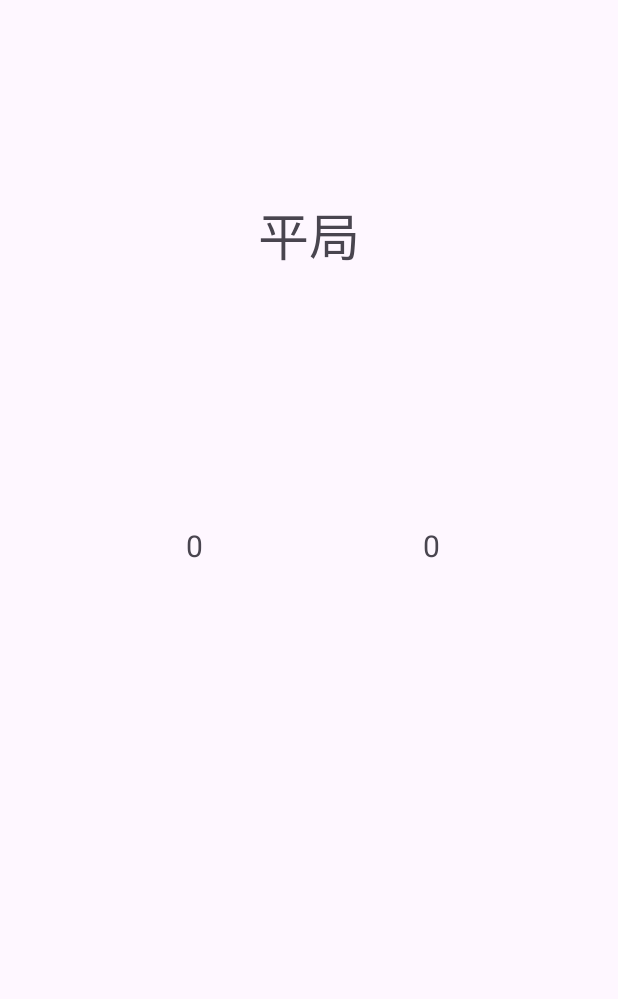
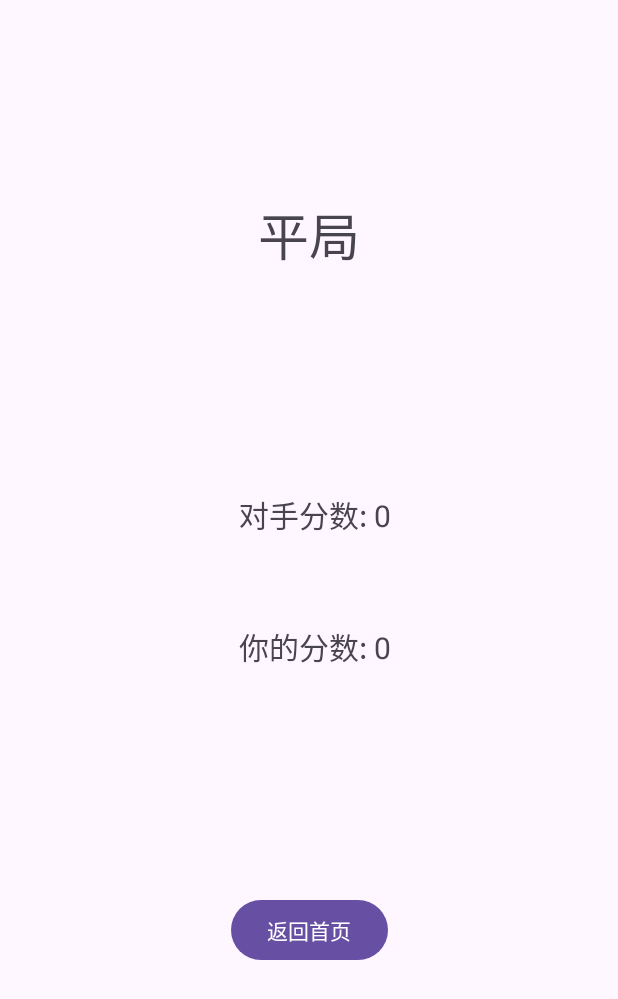
Before and after one commit to Lau-pq/AircraftWar-Android, an Android app: the EndActivity screen opened directly, with no data from a screen before it, on a phone screen of 412 x 824 dp. Before the commit the part shown is almost empty. Shown: the top 999 px of the screen. Run offline under Robolectric (Android 15) with nearby library versions, the phone set to English and light mode, and no system bars.

Commit message:
fix: 修复了页面跳转的bug

```diff
--- a/app/src/main/java/com/example/aircraftwar2024/activity/EndActivity.java
+++ b/app/src/main/java/com/example/aircraftwar2024/activity/EndActivity.java
@@ -1,6 +1,7 @@
 package com.example.aircraftwar2024.activity;
 
 import android.os.Bundle;
+import android.widget.Button;
 import android.widget.TextView;
 
 import androidx.annotation.Nullable;
@@ -19,6 +20,7 @@ public class EndActivity extends AppCompatActivity {
     protected void onCreate(@Nullable Bundle savedInstanceState) {
         super.onCreate(savedInstanceState);
         setContentView(R.layout.activity_end);
+        ActivityManager.addActivity(this);
 
         resultText = findViewById(R.id.result);
         myScoreText = findViewById(R.id.my_score);
@@ -33,8 +35,18 @@ public class EndActivity extends AppCompatActivity {
         else result = "惜败";
 
         resultText.setText(result);
-        myScoreText.setText(String.valueOf(myScore));
-        enemyScoreText.setText(String.valueOf(enemyScore));
+        myScoreText.setText(String.valueOf("你的分数: " + myScore));
+        enemyScoreText.setText(String.valueOf("对手分数: " + enemyScore));
+
+        Button returnButton = findViewById(R.id.return_button);
+        returnButton.setOnClickListener(view->{
+                    ActivityManager.finishActivity(EndActivity.class);
+                    ActivityManager.finishActivity(GameActivity.class);
+                    finish();
+                }
+        );
 
     }
+
+
 }
--- a/app/src/main/java/com/example/aircraftwar2024/activity/NetConnect.java
+++ b/app/src/main/java/com/example/aircraftwar2024/activity/NetConnect.java
@@ -71,6 +71,7 @@ public class NetConnect implements Runnable{
                 while (!Objects.equals(fromserver, "over")) {
                     writer.println("over");
                 }
+                BaseGame.drawLoop = false;
             } catch (InterruptedException e) {
                 e.printStackTrace();
             }
--- a/app/src/main/java/com/example/aircraftwar2024/activity/OfflineActivity.java
+++ b/app/src/main/java/com/example/aircraftwar2024/activity/OfflineActivity.java
@@ -9,6 +9,7 @@ import android.widget.Button;
 
 import com.example.aircraftwar2024.R;
 import com.example.aircraftwar2024.application.MusicManager;
+import com.example.aircraftwar2024.game.BaseGame;
 
 public class OfflineActivity extends AppCompatActivity {
 
@@ -26,6 +27,9 @@ public class OfflineActivity extends AppCompatActivity {
         easyButton = findViewById(R.id.easy_button);
         mediumButton = findViewById(R.id.medium_button);
         hardButton = findViewById(R.id.hard_button);
+
+        BaseGame.online = false;
+        BaseGame.score = 0;
 
         Intent intent = new Intent(OfflineActivity.this, GameActivity.class);
         easyButton.setOnClickListener(view -> {
--- a/app/src/main/java/com/example/aircraftwar2024/game/BaseGame.java
+++ b/app/src/main/java/com/example/aircraftwar2024/game/BaseGame.java
@@ -59,6 +59,7 @@ public abstract class BaseGame extends SurfaceView implements SurfaceHolder.Call
     public static final String TAG = "BaseGame";
     private Handler handler;
     boolean mbLoop; //控制绘画线程的标志位
+    public static boolean drawLoop = false;
     private final SurfaceHolder mSurfaceHolder;
     private Canvas canvas;  //绘图的画布
     private final Paint mPaint;
@@ -123,7 +124,6 @@ public abstract class BaseGame extends SurfaceView implements SurfaceHolder.Call
     public static boolean gameOverFlag = false;
     public static int score = 0;
     public static int enemyScore = 0;
-
     public static boolean online = false;
 
 
@@ -531,6 +531,7 @@ public abstract class BaseGame extends SurfaceView implements SurfaceHolder.Call
     @Override
     public void surfaceCreated(@NonNull SurfaceHolder surfaceHolder) {
         mbLoop = true;
+        drawLoop = true;
         Log.d(TAG, "create");
         new Thread(this).start();
     }
@@ -555,5 +556,8 @@ public abstract class BaseGame extends SurfaceView implements SurfaceHolder.Call
             draw();
         }
         MusicManager.action(MusicMessage.over);
+        while (drawLoop) {
+            draw();
+        }
     }
 }
--- a/app/src/main/res/layout/activity_end.xml
+++ b/app/src/main/res/layout/activity_end.xml
@@ -21,21 +21,21 @@
 
     <TextView
         android:id="@+id/my_score"
-        android:layout_width="92dp"
+        android:layout_width="200dp"
         android:layout_height="47dp"
         android:text="TextView"
         android:textAlignment="center"
         android:textSize="20sp"
         app:layout_constraintBottom_toBottomOf="parent"
         app:layout_constraintEnd_toEndOf="parent"
-        app:layout_constraintHorizontal_bias="0.755"
+        app:layout_constraintHorizontal_bias="0.52"
         app:layout_constraintStart_toStartOf="parent"
         app:layout_constraintTop_toTopOf="parent"
-        app:layout_constraintVertical_bias="0.451" />
+        app:layout_constraintVertical_bias="0.536" />
 
     <TextView
         android:id="@+id/enemy_score"
-        android:layout_width="92dp"
+        android:layout_width="200dp"
         android:layout_height="47dp"
         android:lineSpacingExtra="14sp"
         android:text="TextView"
@@ -43,9 +43,20 @@
         android:textSize="20sp"
         app:layout_constraintBottom_toBottomOf="parent"
         app:layout_constraintEnd_toEndOf="parent"
-        app:layout_constraintHorizontal_bias="0.26"
+        app:layout_constraintHorizontal_bias="0.52"
         app:layout_constraintStart_toStartOf="parent"
         app:layout_constraintTop_toTopOf="parent"
-        app:layout_constraintVertical_bias="0.451" />
+        app:layout_constraintVertical_bias="0.422" />
+
+    <Button
+        android:id="@+id/return_button"
+        android:layout_width="wrap_content"
+        android:layout_height="wrap_content"
+        android:text="@string/retrun"
+        app:layout_constraintBottom_toBottomOf="parent"
+        app:layout_constraintEnd_toEndOf="parent"
+        app:layout_constraintStart_toStartOf="parent"
+        app:layout_constraintTop_toTopOf="parent"
+        app:layout_constraintVertical_bias="0.768" />
 
 </androidx.constraintlayout.widget.ConstraintLayout>
```
Also changed, not shown: app/src/main/java/com/example/aircraftwar2024/activity/MainActivity.java (+6 -1 lines).
